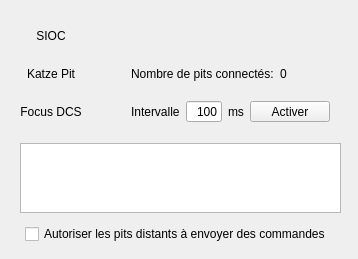
Before: the Qt Designer form ui/main.ui in 3rd-KaTZe/Link, drawn with Qt 5.
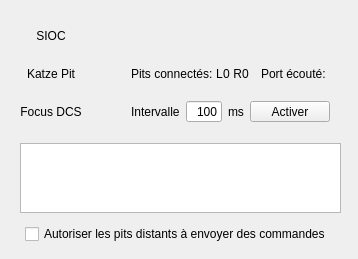
After: the same form once the commit is applied. Icons and pictures are not drawn.

Commit message: both clients counts

```diff
--- a/ui/main.ui
+++ b/ui/main.ui
@@ -122,6 +122,9 @@
        </item>
        <item row="1" column="2">
         <layout class="QHBoxLayout" name="horizontalLayout_5">
+         <property name="spacing">
+          <number>0</number>
+         </property>
          <property name="margin">
           <number>5</number>
          </property>
@@ -134,7 +137,7 @@
             </size>
            </property>
            <property name="text">
-            <string>Nombre de pits connectés:</string>
+            <string>Pits connectés: </string>
            </property>
            <property name="alignment">
             <set>Qt::AlignLeading|Qt::AlignLeft|Qt::AlignVCenter</set>
@@ -142,7 +145,34 @@
           </widget>
          </item>
          <item>
-          <widget class="QLabel" name="clients_count">
+          <widget class="QLabel" name="label_8">
+           <property name="text">
+            <string>L</string>
+           </property>
+          </widget>
+         </item>
+         <item>
+          <widget class="QLabel" name="local_clients_count">
+           <property name="maximumSize">
+            <size>
+             <width>99999</width>
+             <height>16777215</height>
+            </size>
+           </property>
+           <property name="text">
+            <string>0</string>
+           </property>
+          </widget>
+         </item>
+         <item>
+          <widget class="QLabel" name="label_9">
+           <property name="text">
+            <string> R</string>
+           </property>
+          </widget>
+         </item>
+         <item>
+          <widget class="QLabel" name="remote_clients_count">
            <property name="maximumSize">
             <size>
              <width>99999</width>
@@ -167,6 +197,20 @@
            </property>
           </spacer>
          </item>
+         <item>
+          <widget class="QLabel" name="label_5">
+           <property name="text">
+            <string>Port écouté: </string>
+           </property>
+          </widget>
+         </item>
+         <item>
+          <widget class="QLabel" name="listening_port_label">
+           <property name="text">
+            <string/>
+           </property>
+          </widget>
+         </item>
         </layout>
        </item>
        <item row="2" column="0">
```
The commit also changes 2 other files.
